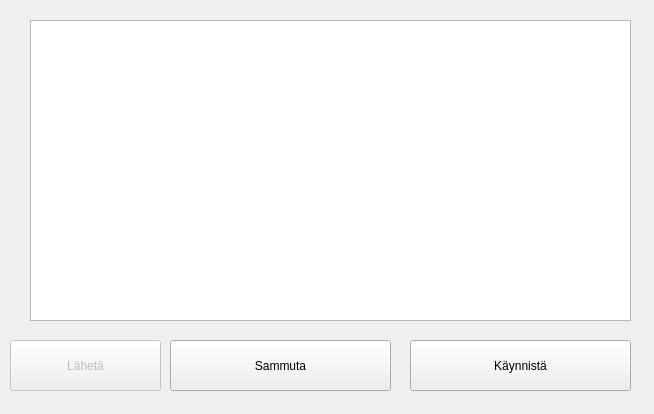
First picture: the form in window.ui, repository shoutcape/Canvas_Automation_Project, before the edit.
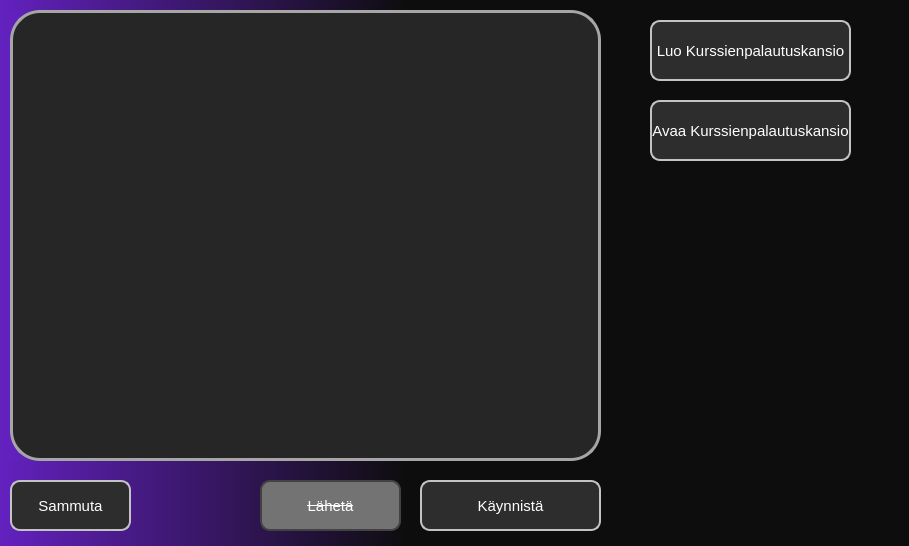
Second picture: the form after the edit. Icons and pictures are not drawn.

```diff
--- a/window.ui
+++ b/window.ui
@@ -6,47 +6,81 @@
    <rect>
     <x>0</x>
     <y>0</y>
-    <width>654</width>
-    <height>414</height>
+    <width>909</width>
+    <height>546</height>
    </rect>
   </property>
   <property name="windowTitle">
-   <string>Canvas_Bot</string>
+   <string>Canvas Project</string>
+  </property>
+  <property name="windowIcon">
+   <iconset theme="black">
+    <normaloff>../../Downloads/canvaslogoicon_zqu_icon.ico</normaloff>../../Downloads/canvaslogoicon_zqu_icon.ico</iconset>
+  </property>
+  <property name="windowOpacity">
+   <double>1.000000000000000</double>
+  </property>
+  <property name="styleSheet">
+   <string notr="true">
+background: qlineargradient(x1: 0, y1: 0, x2: 1, y2: 0, stop: 0 rgba(99,33,191, 1), stop: 0.45 rgba(13,13,13, 1), stop: 1 rgba(13,13,13, 1));
+</string>
+  </property>
+  <property name="iconSize">
+   <size>
+    <width>24</width>
+    <height>24</height>
+   </size>
   </property>
   <widget class="QWidget" name="centralwidget">
    <widget class="QPushButton" name="start_button">
     <property name="geometry">
      <rect>
-      <x>410</x>
-      <y>340</y>
-      <width>221</width>
+      <x>420</x>
+      <y>480</y>
+      <width>181</width>
       <height>51</height>
      </rect>
     </property>
+    <property name="styleSheet">
+     <string notr="true">QPushButton {
+	border: 2px solid rgb(195, 195, 195);
+	border-radius: 10px;	
+	color:rgb(255,255,255);
+	background-color: rgb(45,45,45);
+	font-size:11pt;
+}
+QPushButton:hover {
+	border: 2px solid rgb(195, 195, 195);
+	background-color: rgb(55,55,55);
+}
+QPushButton:pressed {	
+	border: 2px solid rgb(230, 230, 230);
+	background-color: rgb(60,60,60);
+}
+
+QPushButton:disabled {	
+	border-radius: 10px;	
+	border: 2px solid rgb(66, 66, 66);
+	background-color:rgb(115,115,115);
+	color:rgb(255,255,255);
+	font: 8pt &quot;MS Shell Dlg 2&quot;;
+	text-decoration: line-through;
+	font-size:11pt;
+
+
+}</string>
+    </property>
     <property name="text">
      <string>Käynnistä</string>
     </property>
    </widget>
-   <widget class="QPushButton" name="stop_button">
-    <property name="geometry">
-     <rect>
-      <x>170</x>
-      <y>340</y>
-      <width>221</width>
-      <height>51</height>
-     </rect>
-    </property>
-    <property name="text">
-     <string>Sammuta</string>
-    </property>
-   </widget>
    <widget class="QWidget" name="verticalLayoutWidget">
     <property name="geometry">
      <rect>
-      <x>30</x>
-      <y>20</y>
-      <width>601</width>
-      <height>301</height>
+      <x>10</x>
+      <y>10</y>
+      <width>591</width>
+      <height>451</height>
      </rect>
     </property>
     <layout class="QVBoxLayout" name="verticalLayout">
@@ -55,6 +89,15 @@
        <property name="contextMenuPolicy">
         <enum>Qt::ActionsContextMenu</enum>
        </property>
+       <property name="styleSheet">
+        <string notr="true">background-color: rgb(38, 38, 38);
+border-radius: 30px;
+border-color:rgb(166, 166, 166);
+border-width: 3px;
+border-style:solid;
+color:white;
+padding:10px;</string>
+       </property>
        <property name="readOnly">
         <bool>false</bool>
        </property>
@@ -78,16 +121,200 @@
     </property>
     <property name="geometry">
      <rect>
-      <x>10</x>
-      <y>340</y>
-      <width>151</width>
+      <x>260</x>
+      <y>480</y>
+      <width>141</width>
       <height>51</height>
      </rect>
     </property>
+    <property name="styleSheet">
+     <string notr="true">
+QPushButton {
+	border: 2px solid rgb(195, 195, 195);
+	border-radius: 10px;	
+	color:rgb(255,255,255);
+	background-color: rgb(45,45,45);
+	font-size:11pt;
+}
+QPushButton:hover {
+	border: 2px solid rgb(195, 195, 195);
+	background-color: rgb(55,55,55);
+}
+QPushButton:pressed {	
+	border: 2px solid rgb(230, 230, 230);
+	background-color: rgb(60,60,60);
+}
+
+QPushButton:disabled {	
+	border-radius: 10px;	
+	border: 2px solid rgb(66, 66, 66);
+	background-color:rgb(115,115,115);
+	color:rgb(255,255,255);
+	font: 8pt &quot;MS Shell Dlg 2&quot;;
+	text-decoration: line-through;
+	font-size:11pt;
+	
+
+}</string>
+    </property>
     <property name="text">
      <string>Lähetä</string>
     </property>
    </widget>
+   <widget class="QPushButton" name="stop_button">
+    <property name="geometry">
+     <rect>
+      <x>10</x>
+      <y>480</y>
+      <width>121</width>
+      <height>51</height>
+     </rect>
+    </property>
+    <property name="styleSheet">
+     <string notr="true">QPushButton {
+	border: 2px solid rgb(195, 195, 195);
+	border-radius: 10px;	
+	color:rgb(255,255,255);
+	background-color: rgb(45,45,45);
+	font-size:11pt;
+}
+QPushButton:hover {
+	border: 2px solid rgb(195, 195, 195);
+	background-color: rgb(55,55,55);
+}
+QPushButton:pressed {	
+	border: 2px solid rgb(230, 230, 230);
+	background-color: rgb(60,60,60);
+}
+
+QPushButton:disabled {	
+	border-radius: 10px;	
+	border: 2px solid rgb(66, 66, 66);
+	background-color:rgb(115,115,115);
+	color:rgb(255,255,255);
+	font: 8pt &quot;MS Shell Dlg 2&quot;;
+	text-decoration: line-through;
+	font-size:11pt;
+
+
+}</string>
+    </property>
+    <property name="text">
+     <string>Sammuta</string>
+    </property>
+   </widget>
+   <widget class="QPushButton" name="create_folder_button">
+    <property name="geometry">
+     <rect>
+      <x>650</x>
+      <y>20</y>
+      <width>201</width>
+      <height>61</height>
+     </rect>
+    </property>
+    <property name="styleSheet">
+     <string notr="true">QPushButton {
+	border: 2px solid rgb(195, 195, 195);
+	border-radius: 10px;	
+	color:rgb(255,255,255);
+	background-color: rgb(45,45,45);
+	font-size:11pt;
+}
+QPushButton:hover {
+	border: 2px solid rgb(195, 195, 195);
+	background-color: rgb(55,55,55);
+}
+QPushButton:pressed {	
+	border: 2px solid rgb(230, 230, 230);
+	background-color: rgb(60,60,60);
+}
+
+QPushButton:disabled {	
+	border-radius: 10px;	
+	border: 2px solid rgb(66, 66, 66);
+	background-color:rgb(115,115,115);
+	color:rgb(255,255,255);
+	font: 8pt &quot;MS Shell Dlg 2&quot;;
+	text-decoration: line-through;
+	font-size:11pt;
+
+
+}</string>
+    </property>
+    <property name="text">
+     <string>Luo Kurssienpalautuskansio</string>
+    </property>
+   </widget>
+   <widget class="QPushButton" name="open_folder_button">
+    <property name="geometry">
+     <rect>
+      <x>650</x>
+      <y>100</y>
+      <width>201</width>
+      <height>61</height>
+     </rect>
+    </property>
+    <property name="styleSheet">
+     <string notr="true">QPushButton {
+	border: 2px solid rgb(195, 195, 195);
+	border-radius: 10px;	
+	color:rgb(255,255,255);
+	background-color: rgb(45,45,45);
+	font-size:11pt;
+}
+QPushButton:hover {
+	border: 2px solid rgb(195, 195, 195);
+	background-color: rgb(55,55,55);
+}
+QPushButton:pressed {	
+	border: 2px solid rgb(230, 230, 230);
+	background-color: rgb(60,60,60);
+}
+
+QPushButton:disabled {	
+	border-radius: 10px;	
+	border: 2px solid rgb(66, 66, 66);
+	background-color:rgb(115,115,115);
+	color:rgb(255,255,255);
+	font: 8pt &quot;MS Shell Dlg 2&quot;;
+	text-decoration: line-through;
+	font-size:11pt;
+
+
+}</string>
+    </property>
+    <property name="text">
+     <string>Avaa Kurssienpalautuskansio</string>
+    </property>
+   </widget>
+   <widget class="QLabel" name="label">
+    <property name="enabled">
+     <bool>true</bool>
+    </property>
+    <property name="geometry">
+     <rect>
+      <x>640</x>
+      <y>180</y>
+      <width>251</width>
+      <height>161</height>
+     </rect>
+    </property>
+    <property name="styleSheet">
+     <string notr="true">background-color: rgba(255, 255, 255, 0);</string>
+    </property>
+    <property name="text">
+     <string/>
+    </property>
+    <property name="pixmap">
+     <pixmap resource="assets.qrc">C:\Users\kauti\Documents\Canvas_Botti\canvasproject_small.png</pixmap>
+    </property>
+    <property name="scaledContents">
+     <bool>false</bool>
+    </property>
+    <property name="indent">
+     <number>0</number>
+    </property>
+   </widget>
   </widget>
  </widget>
  <resources/>
```
Left out of the diff: 7 changed lines with no effect on the pictures.
